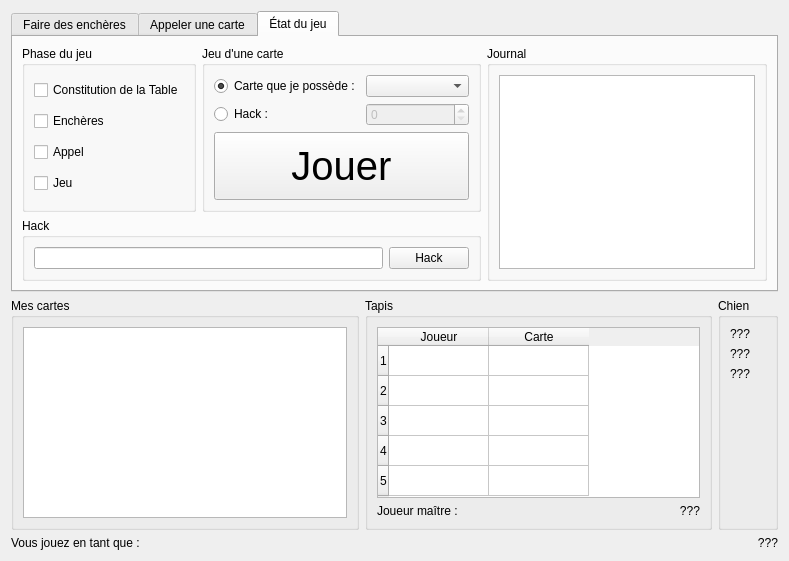
This is client/client.ui in Gugurumbe/tarot-doc as Qt 5 draws it before an edit. The edited form follows.
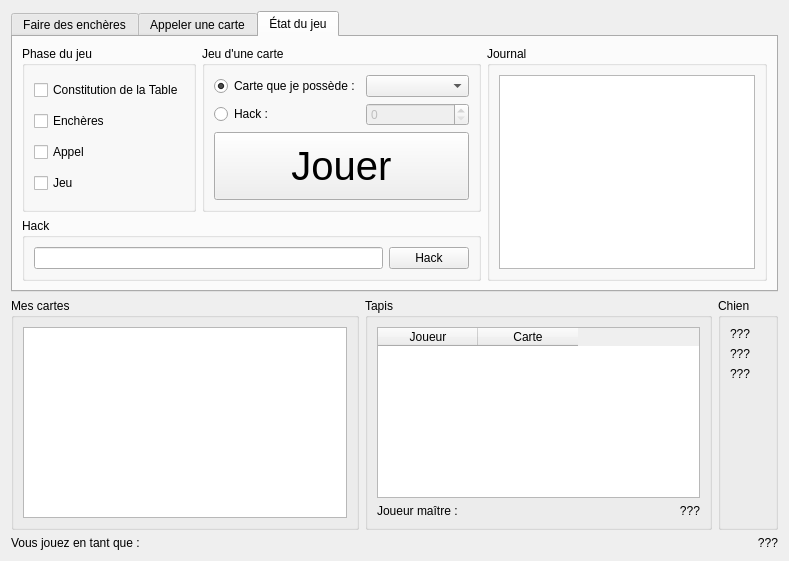
This is the edited form. Custom widgets are drawn as their Qt base class.

What changed in the file:
```diff
--- a/client/client.ui
+++ b/client/client.ui
@@ -438,14 +438,6 @@
           <property name="editTriggers">
            <set>QAbstractItemView::NoEditTriggers</set>
           </property>
-          <property name="rowCount">
-           <number>5</number>
-          </property>
-          <row/>
-          <row/>
-          <row/>
-          <row/>
-          <row/>
           <column>
            <property name="text">
             <string>Joueur</string>
@@ -561,6 +553,16 @@
    <extends>QTextBrowser</extends>
    <header>journal.hpp</header>
   </customwidget>
+  <customwidget>
+   <class>AfficheurTapis</class>
+   <extends>QTableWidget</extends>
+   <header>afficheur_tapis.hpp</header>
+  </customwidget>
+  <customwidget>
+   <class>ListeCartes</class>
+   <extends>QTextBrowser</extends>
+   <header>liste_cartes.hpp</header>
+  </customwidget>
  </customwidgets>
  <resources/>
  <connections>
```
Left out of the diff: 8 changed lines with no effect on the pictures.
